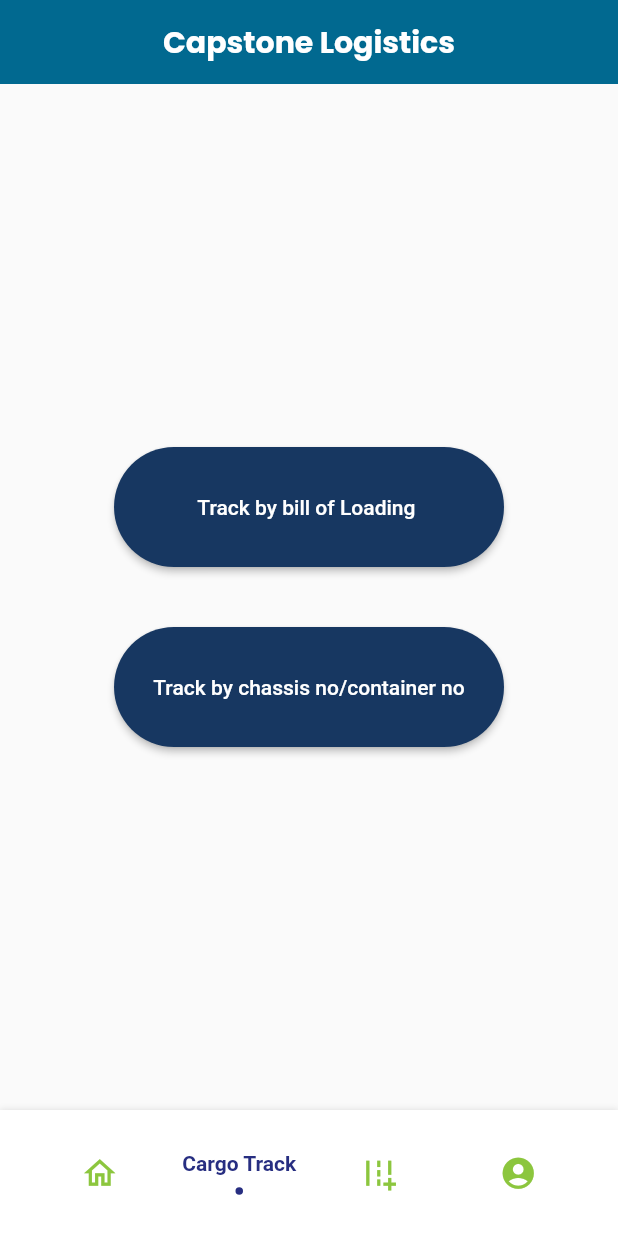
After one commit to 41hulk/cargo, a Flutter app: the DashboardScreen screen opened directly, item 2 of the bottom bar chosen, after a tap on "Track by chassis no/container no", on a phone screen of 412 x 824 dp. The commit adds this screen. Run offline on Flutter 3.47's test engine with Material 2 defaults, Android fonts, the phone set to English and light mode, and no system bars; our stand-ins replace animated_splash_screen, flashy_tab_bar, google_fonts; missing offline and left inert: avatars.

Commit message:
intial tabs

```diff
--- a/lib/auth/loginScreen.dart
+++ b/lib/auth/loginScreen.dart
@@ -1,3 +1,4 @@
+import 'package:cargo/dashboard/dash.dart';
 import 'package:cargo/utils/colors.dart';
 import 'package:flutter/cupertino.dart';
 import 'package:google_fonts/google_fonts.dart';
@@ -68,20 +69,22 @@ class _LoginScreenState extends State<LoginScreen> {
 
     final loginButton = Padding(
       padding: EdgeInsets.symmetric(vertical: 19.0),
-      child: RaisedButton(
-        shape: RoundedRectangleBorder(
-          borderRadius: BorderRadius.circular(18),
+      child: ElevatedButton(
+        onPressed: () {
+          Navigator.of(context).pushAndRemoveUntil(
+              MaterialPageRoute(
+                builder: (BuildContext context) => DashboardScreen(),
+              ),
+              (Route<dynamic> route) => false);
+        },
+        style: ElevatedButton.styleFrom(
+          shape: RoundedRectangleBorder(
+            borderRadius: BorderRadius.circular(18.0),
+          ),
+          primary: cargoDarkBlue,
+          fixedSize: Size(200, 60),
         ),
-        onPressed: () {
-          // // Navigator.of(context).pushNamed(HomePage.tag);
-          // Navigator.of(context).pushAndRemoveUntil(
-          //     MaterialPageRoute(
-          //         builder: (BuildContext context) => DashboardScreen()),
-          //     (Route<dynamic> route) => false);
-        },
-        padding: EdgeInsets.all(12),
-        color: cargoBlue,
-        child: Text('LOG IN',
+        child: Text('LOGIN',
             style: GoogleFonts.poppins(
                 fontSize: 20,
                 color: Colors.white,
--- /dev/null
+++ b/lib/dashboard/cargotrack.dart
@@ -0,0 +1,51 @@
+import 'package:cargo/utils/colors.dart';
+import 'package:flutter/cupertino.dart';
+import 'package:flutter/material.dart';
+
+class TrackScreen extends StatefulWidget {
+  @override
+  _TrackScreenState createState() => _TrackScreenState();
+}
+
+class _TrackScreenState extends State<TrackScreen> {
+  @override
+  Widget build(BuildContext context) {
+    return Container(
+      child: Column(
+        mainAxisAlignment: MainAxisAlignment.center,
+        children: [
+          ElevatedButton(
+            onPressed: () {
+              //     Navigator.push(
+              //   context,
+              //   CupertinoPageRoute(
+              //     builder: (context) => ConfirmScreen(),
+              //   ),
+              // );
+            },
+            child: Text('Track by bill of Loading '),
+            style: ElevatedButton.styleFrom(
+                primary: cargoDarkBlue,
+                fixedSize: Size(260, 80),
+                shape: RoundedRectangleBorder(
+                    borderRadius: BorderRadius.circular(50))),
+          ),
+          SizedBox(
+            height: 40,
+          ),
+          ElevatedButton(
+            onPressed: () {
+              // Respond to button press
+            },
+            child: Text('Track by chassis no/container no'),
+            style: ElevatedButton.styleFrom(
+                primary: cargoDarkBlue,
+                fixedSize: Size(260, 80),
+                shape: RoundedRectangleBorder(
+                    borderRadius: BorderRadius.circular(50))),
+          )
+        ],
+      ),
+    );
+  }
+}
--- /dev/null
+++ b/lib/dashboard/dash.dart
@@ -0,0 +1,112 @@
+import 'package:cargo/dashboard/cargotrack.dart';
+import 'package:cargo/dashboard/order.dart';
+import 'package:cargo/profile/profileScreen.dart';
+import 'package:cargo/utils/colors.dart';
+import 'package:flashy_tab_bar/flashy_tab_bar.dart';
+
+import 'package:flutter/cupertino.dart';
+import 'package:flutter/material.dart';
+import 'package:google_fonts/google_fonts.dart';
+
+class DashboardScreen extends StatefulWidget {
+  @override
+  _DashScreenState createState() => _DashScreenState();
+}
+
+class _DashScreenState extends State<DashboardScreen> {
+  late PageController _myPage;
+  int _selectedPage = 0;
+
+  List<Widget> pages = [
+    OrderScreen(),
+    TrackScreen(),
+    Center(child: Text("2")),
+    UserProfileScreen()
+  ];
+  void _onItemTapped(int index) {
+    setState(() {
+      _selectedPage = index;
+      _myPage.jumpToPage(index);
+    });
+  }
+
+  @override
+  void initState() {
+    _myPage = PageController(initialPage: 0);
+
+    super.initState();
+  }
+
+  @override
+  Widget build(BuildContext context) {
+    return Scaffold(
+        appBar: AppBar(
+          backgroundColor: cargoBlue,
+          elevation: 0.0,
+          centerTitle: true,
+          title: Text(
+            'Capstone Logistics',
+            style: GoogleFonts.poppins(fontWeight: FontWeight.bold),
+          ),
+          // actions: <Widget>[
+          //   IconButton(
+          //     icon: Icon(Icons.account_circle, color: Colors.white),
+          //     onPressed: () {
+          //       Navigator.push(
+          //         context,
+          //         CupertinoPageRoute(
+          //           builder: (context) => UserProfileScreen(),
+          //         ),
+          //       );
+          //     },
+          //   ),
+          // ],
+        ),
+        body: PageView(
+          controller: _myPage,
+          children: [...pages],
+        ),
+        bottomNavigationBar: FlashyTabBar(
+          selectedIndex: _selectedPage,
+          showElevation: true,
+          // onItemSelected: (index) => setState(() {
+          //   _selectedIndex = index;
+          // }),
+          onItemSelected: (index) => _onItemTapped(index),
+          items: [
+            FlashyTabBarItem(
+              icon: Icon(
+                Icons.home_outlined,
+                size: 25,
+                color: cargoGreen,
+              ),
+              title: Text('Home'),
+            ),
+            FlashyTabBarItem(
+              icon: Icon(
+                Icons.art_track,
+                size: 25,
+                color: cargoGreen,
+              ),
+              title: Text('Cargo Track'),
+            ),
+            FlashyTabBarItem(
+              icon: Icon(
+                Icons.add_road,
+                size: 25,
+                color: cargoGreen,
+              ),
+              title: Text('Cargo Update'),
+            ),
+            FlashyTabBarItem(
+              icon: Icon(
+                Icons.account_circle,
+                size: 25,
+                color: cargoGreen,
+              ),
+              title: Text('Profile'),
+            ),
+          ],
+        ));
+  }
+}
--- /dev/null
+++ b/lib/dashboard/order.dart
@@ -0,0 +1,105 @@
+import 'package:avatars/avatars.dart';
+import 'package:cargo/utils/colors.dart';
+import 'package:flutter/material.dart';
+import 'package:google_fonts/google_fonts.dart';
+
+class OrderScreen extends StatefulWidget {
+  @override
+  _OrderScreenState createState() => _OrderScreenState();
+}
+
+class _OrderScreenState extends State<OrderScreen> {
+  @override
+  Widget build(BuildContext context) {
+    return Container(
+      child: Container(
+        padding: EdgeInsets.only(left: 20, right: 20),
+        child: SingleChildScrollView(
+          physics: ClampingScrollPhysics(),
+          child: Column(
+            children: [
+              Container(
+                padding: EdgeInsets.all(20),
+                child: Text(
+                  'ORDERS',
+                  style: GoogleFonts.poppins(
+                      fontSize: 18,
+                      fontWeight: FontWeight.bold,
+                      color: cargoDarkBlue),
+                ),
+              ),
+              ListView.separated(
+                  itemCount: 20,
+                  shrinkWrap: true,
+                  physics: NeverScrollableScrollPhysics(),
+                  separatorBuilder: (context, index) {
+                    return SizedBox(
+                      height: 10,
+                    );
+                  },
+                  itemBuilder: (context, index) {
+                    return _transactionCart();
+                  }),
+            ],
+          ),
+        ),
+      ),
+    );
+  }
+
+  Widget _transactionCart() {
+    return Container(
+      padding: EdgeInsets.all(10),
+      decoration: BoxDecoration(
+          borderRadius: BorderRadius.circular(20),
+          border: Border.all(color: Color(0xFFE0E0E0))),
+      child: Row(
+        mainAxisAlignment: MainAxisAlignment.spaceAround,
+        crossAxisAlignment: CrossAxisAlignment.start,
+        children: [
+          Container(
+            // margin: EdgeInsets.only(right: 50),
+            // padding: EdgeInsets.only(right: 50),
+            child: Avatar(
+              name: 'NGNRI3132341',
+              placeholderColors: [cargoGreen],
+              backgroundColor: cargoGreen,
+              textStyle: GoogleFonts.poppins(color: Colors.white, fontSize: 32),
+            ),
+          ),
+          Column(
+            crossAxisAlignment: CrossAxisAlignment.start,
+            mainAxisAlignment: MainAxisAlignment.spaceBetween,
+            children: [
+              Text('NGNRI3132341',
+                  style: GoogleFonts.poppins(
+                      fontSize: 15, fontWeight: FontWeight.bold)),
+              Text(
+                'Shipping Line: Pacific International',
+                style: GoogleFonts.poppins(
+                  fontSize: 12,
+                  fontWeight: FontWeight.w300,
+                ),
+              ),
+              Text(
+                'Destination: Bukavu',
+                style: GoogleFonts.poppins(
+                    fontSize: 14, fontWeight: FontWeight.w500),
+              ),
+              Text(
+                'Date: 2021-09-23',
+                style: GoogleFonts.poppins(
+                    fontSize: 14, fontWeight: FontWeight.w500),
+              ),
+              Text(
+                'Client: TR GENERAL SUPPLY',
+                style: GoogleFonts.poppins(
+                    fontSize: 14, fontWeight: FontWeight.w500),
+              ),
+            ],
+          ),
+        ],
+      ),
+    );
+  }
+}
--- /dev/null
+++ b/lib/profile/profileScreen.dart
@@ -0,0 +1,146 @@
+import 'package:cargo/utils/colors.dart';
+
+import 'package:flutter/material.dart';
+
+import 'package:google_fonts/google_fonts.dart';
+import 'package:avatars/avatars.dart';
+
+class UserProfileScreen extends StatefulWidget {
+  @override
+  _UserProfilecreenState createState() => _UserProfilecreenState();
+}
+
+class _UserProfilecreenState extends State<UserProfileScreen> {
+  @override
+  Widget build(BuildContext context) {
+    return SingleChildScrollView(
+      child: Center(
+        child: Container(
+          padding: EdgeInsets.all(20),
+          child: Column(
+            crossAxisAlignment: CrossAxisAlignment.center,
+            children: [
+              Avatar(
+                  name: 'Ntare Guy',
+                  placeholderColors: [cargoLightBlue],
+                  backgroundColor: cargoLightBlue,
+                  textStyle:
+                      GoogleFonts.poppins(color: Colors.white, fontSize: 32)),
+              _infocard('Name:', 'Ntare Guy'),
+              _infocard('USERID:', 'G342'),
+              _infocard('Phone:', '07808812313'),
+              _infocard('Email:', 'demo@mikumifreight.com'),
+              SizedBox(height: 30),
+              _logout()
+            ],
+          ),
+        ),
+      ),
+    );
+  }
+
+  Widget userAvatar() {
+    return SizedBox(
+      height: 115,
+      width: 115,
+      child: Stack(
+        fit: StackFit.expand,
+        clipBehavior: Clip.none,
+        children: [
+          CircleAvatar(
+            backgroundImage: AssetImage("assets/images/ewawelogo.png"),
+          ),
+          Positioned(
+            right: -16,
+            bottom: 0,
+            child: SizedBox(
+              height: 46,
+              width: 46,
+              child: TextButton(
+                style: TextButton.styleFrom(
+                  shape: RoundedRectangleBorder(
+                    borderRadius: BorderRadius.circular(50),
+                    side: BorderSide(color: Colors.white),
+                  ),
+                  primary: Colors.white,
+                  backgroundColor: Color(0xFFF5F6F9),
+                ),
+                onPressed: () {},
+                child: Icon(Icons.photo_camera, color: Colors.black),
+              ),
+            ),
+          )
+        ],
+      ),
+    );
+  }
+
+  Widget _infocard(String label, String info) {
+    return Container(
+      padding: EdgeInsets.all(10),
+      margin: EdgeInsets.all(20),
+      decoration: BoxDecoration(
+          borderRadius: BorderRadius.circular(10),
+          border: Border.all(
+            color: Colors.white24,
+          ),
+          color: cargoDarkBlue),
+      child: Row(
+        mainAxisAlignment: MainAxisAlignment.spaceBetween,
+        children: [
+          Column(
+            crossAxisAlignment: CrossAxisAlignment.start,
+            mainAxisAlignment: MainAxisAlignment.spaceBetween,
+            children: [
+              Text(
+                label,
+                style: GoogleFonts.poppins(
+                    fontSize: 15, fontWeight: FontWeight.bold),
+              ),
+            ],
+          ),
+          Column(
+            crossAxisAlignment: CrossAxisAlignment.start,
+            mainAxisAlignment: MainAxisAlignment.spaceBetween,
+            children: [
+              Text(
+                info,
+                style: GoogleFonts.poppins(
+                    fontSize: 15,
+                    fontWeight: FontWeight.normal,
+                    color: Colors.white),
+              ),
+            ],
+          ),
+        ],
+      ),
+    );
+  }
+
+  Widget _logout() {
+    return TextButton(
+      style: TextButton.styleFrom(
+        primary: Colors.white,
+        padding: EdgeInsets.all(20),
+        shape: RoundedRectangleBorder(borderRadius: BorderRadius.circular(40)),
+        backgroundColor: Colors.green[200],
+      ),
+      onPressed: () {},
+      child: Row(
+        children: [
+          SizedBox(width: 20),
+          Expanded(
+              child: Text(
+            'Logout',
+            style: GoogleFonts.poppins(
+                color: Colors.black, fontWeight: FontWeight.bold),
+          )),
+          Icon(
+            Icons.logout,
+            color: Colors.black,
+          )
+        ],
+      ),
+    );
+  }
+}
--- a/pubspec.yaml
+++ b/pubspec.yaml
@@ -36,6 +36,7 @@ dependencies:
 
   flutter_svg: ^0.22.0
   flutter_icons: ^1.1.0
+  flashy_tab_bar: ^0.0.3
 
 dev_dependencies:
   flutter_test:
```
Also changed, not shown: pubspec.lock, 1 other file.
